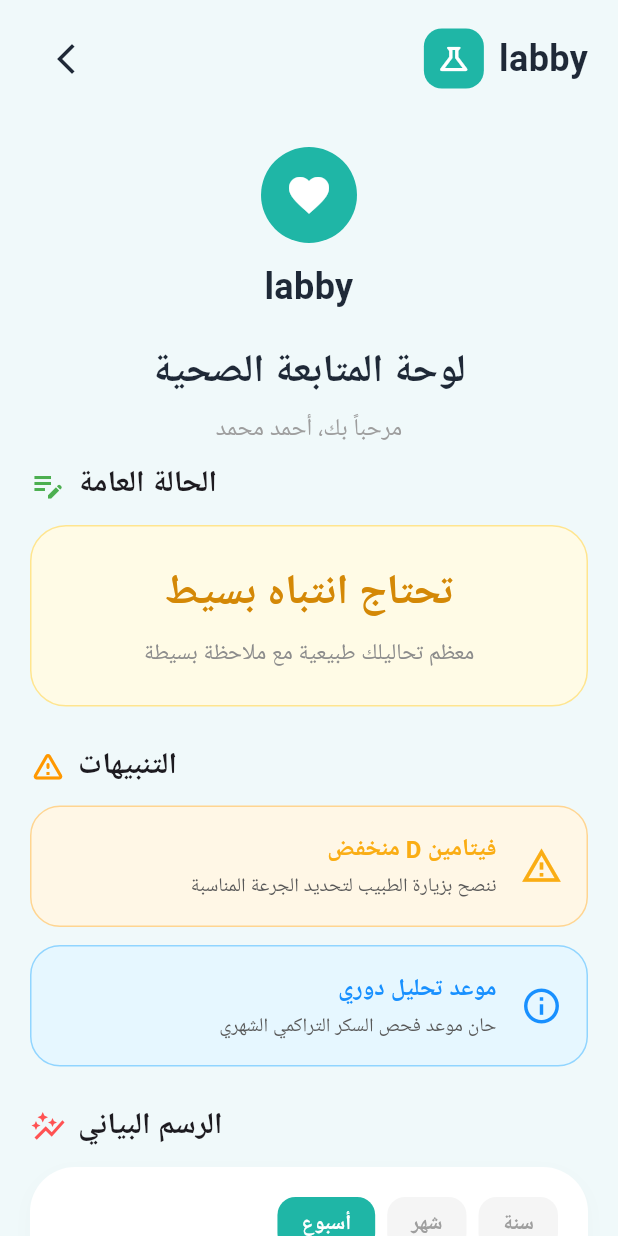
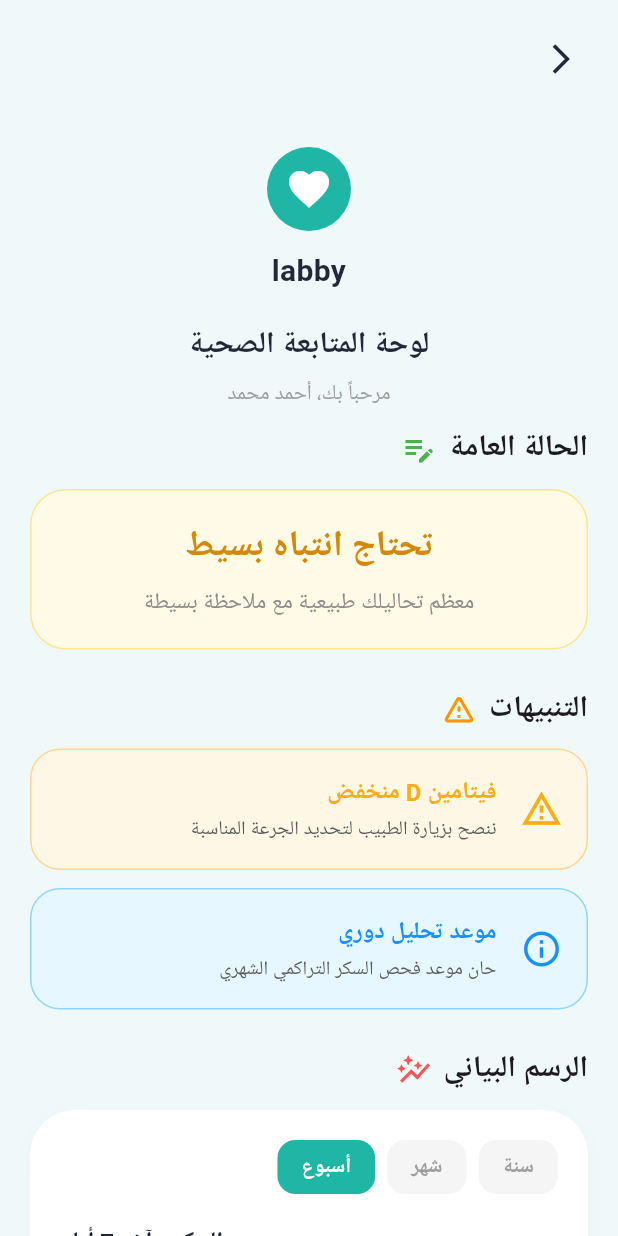
Before and after one commit to enas172-al/ai_medical_app, a Flutter app: the DashboardScreen screen opened directly, on a phone screen of 412 x 824 dp. Run offline on Flutter 3.47's test engine with Material 3 defaults, Android fonts, the phone set to English and light mode, and no system bars; our stand-ins replace easy_localization, file_picker, fl_chart, image_picker; Roboto replaces fonts that are missing (Cairo).

Commit message:
update UI alignment and font size

```diff
--- a/lib/features/home/screens/dashboard_screen.dart
+++ b/lib/features/home/screens/dashboard_screen.dart
@@ -68,29 +68,8 @@
       child: Row(
         mainAxisAlignment: MainAxisAlignment.spaceBetween,
         children: [
-          Row(
-            children: [
-              const Text(
-                "labby",
-                style: TextStyle(
-                  fontSize: 24,
-                  fontWeight: FontWeight.bold,
-                  color: Color(0xFF1F2937),
-                ),
-              ),
-              const SizedBox(width: 10),
-              Container(
-                padding: const EdgeInsets.all(8),
-                decoration: BoxDecoration(
-                  color: const Color(0xFF1FB6A6),
-                  borderRadius: BorderRadius.circular(12),
-                ),
-                child: const Icon(Icons.science_outlined, color: Colors.white, size: 24),
-              ),
-            ],
-          ),
           IconButton(
-            icon: const Icon(Icons.arrow_forward_ios, color: Color(0xFF1F2937), size: 24),
+            icon: const Icon(Icons.arrow_back_ios, color: Color(0xFF1F2937), size: 24),
             onPressed: () {
               if (onBack != null) {
                 onBack!();
@@ -111,7 +90,7 @@
         child: Column(
           children: [
             Container(
-              padding: const EdgeInsets.all(16),
+              padding: const EdgeInsets.all(12),
               decoration: const BoxDecoration(
                 color: Color(0xFF1FB6A6),
                 shape: BoxShape.circle,
@@ -122,7 +101,7 @@
             const Text(
               "labby",
               style: TextStyle(
-                fontSize: 24,
+                fontSize: 20,
                 fontWeight: FontWeight.bold,
                 color: Color(0xFF1F2937),
               ),
@@ -142,7 +121,7 @@
             Text(
               "لوحة المتابعة الصحية",
               style: TextStyle(
-                fontSize: 26,
+                fontSize: 20,
                 fontWeight: FontWeight.bold,
                 color: Color(0xFF1F2937),
               ),
@@ -151,7 +130,7 @@
             Text(
               "مرحباً بك، أحمد محمد",
               style: TextStyle(
-                fontSize: 16,
+                fontSize: 14,
                 color: Colors.grey,
               ),
             ),
@@ -168,7 +147,7 @@
         crossAxisAlignment: CrossAxisAlignment.start,
         children: [
           Row(
-            mainAxisAlignment: MainAxisAlignment.end,
+            mainAxisAlignment: MainAxisAlignment.start,
             children: const [
               Text(
                 "الحالة العامة",
@@ -181,7 +160,7 @@
           const SizedBox(height: 12),
           Container(
             width: double.infinity,
-            padding: const EdgeInsets.symmetric(vertical: 24, horizontal: 20),
+            padding: const EdgeInsets.symmetric(vertical: 20, horizontal: 20),
             decoration: BoxDecoration(
               color: const Color(0xFFFFFBE6),
               borderRadius: BorderRadius.circular(24),
@@ -192,7 +171,7 @@
                 Text(
                   "تحتاج انتباه بسيط",
                   style: TextStyle(
-                    fontSize: 28,
+                    fontSize: 24,
                     fontWeight: FontWeight.bold,
                     color: Color(0xFFD48806),
                   ),
@@ -221,7 +200,7 @@
         crossAxisAlignment: CrossAxisAlignment.start,
         children: [
           Row(
-            mainAxisAlignment: MainAxisAlignment.end,
+            mainAxisAlignment: MainAxisAlignment.start,
             children: const [
               Text(
                 "التنبيهات",
@@ -302,7 +281,7 @@
         crossAxisAlignment: CrossAxisAlignment.start,
         children: [
           Row(
-            mainAxisAlignment: MainAxisAlignment.end,
+            mainAxisAlignment: MainAxisAlignment.start,
             children: const [
               Text(
                 "الرسم البياني",
@@ -511,20 +490,6 @@
           Row(
             mainAxisAlignment: MainAxisAlignment.spaceBetween,
             children: [
-              GestureDetector(
-                onTap: () {},
-                child: Row(
-                  children: const [
-                    Icon(Icons.arrow_back_ios,
-                        color: Color(0xFF1FB6A6), size: 14),
-                    SizedBox(width: 4),
-                    Text("عرض جميع التحاليل",
-                        style: TextStyle(
-                            color: Color(0xFF1FB6A6),
-                            fontWeight: FontWeight.bold)),
-                  ],
-                ),
-              ),
               Row(
                 children: const [
                   Text(
@@ -614,8 +579,34 @@
         ),
         child: Row(
           children: [
-            const Icon(Icons.arrow_back_ios, color: Colors.grey, size: 16),
-            const Spacer(),
+            // الأيقونة (أقصى اليسار)
+            Container(
+              padding: const EdgeInsets.all(8),
+              decoration: BoxDecoration(color: statusBg, shape: BoxShape.circle),
+              child: Icon(icon, color: statusColor, size: 24),
+            ),
+            const SizedBox(width: 15),
+            // الاسم والتاريخ (جهة اليسار)
+            Column(
+              crossAxisAlignment: CrossAxisAlignment.start,
+              children: [
+                Text(title,
+                    style: const TextStyle(
+                        fontWeight: FontWeight.bold, fontSize: 16)),
+                const SizedBox(height: 4),
+                Row(
+                  children: [
+                    const Icon(Icons.calendar_today,
+                        color: Colors.grey, size: 12),
+                    const SizedBox(width: 4),
+                    Text(date,
+                        style: const TextStyle(color: Colors.grey, fontSize: 12)),
+                  ],
+                ),
+              ],
+            ),
+            const Spacer(), // يدفع الحالة والسهم لليمين
+            // الحالة (جهة اليمين)
             Container(
               padding: const EdgeInsets.symmetric(horizontal: 12, vertical: 6),
               decoration: BoxDecoration(
@@ -627,30 +618,8 @@
                       fontSize: 13)),
             ),
             const SizedBox(width: 15),
-            Column(
-              crossAxisAlignment: CrossAxisAlignment.end,
-              children: [
-                Text(title,
-                    style: const TextStyle(
-                        fontWeight: FontWeight.bold, fontSize: 16)),
-                const SizedBox(height: 4),
-                Row(
-                  children: [
-                    Text(date,
-                        style: const TextStyle(color: Colors.grey, fontSize: 12)),
-                    const SizedBox(width: 4),
-                    const Icon(Icons.calendar_today,
-                        color: Colors.grey, size: 12),
-                  ],
-                ),
-              ],
-            ),
-            const SizedBox(width: 15),
-            Container(
-              padding: const EdgeInsets.all(8),
-              decoration: BoxDecoration(color: statusBg, shape: BoxShape.circle),
-              child: Icon(icon, color: statusColor, size: 24),
-            ),
+            // السهم (أقصى اليمين)
+            const Icon(Icons.arrow_forward_ios, color: Colors.grey, size: 16),
           ],
         ),
       ),
@@ -663,7 +632,7 @@
       child: Column(
         children: [
           Row(
-            mainAxisAlignment: MainAxisAlignment.end,
+            mainAxisAlignment: MainAxisAlignment.start,
             children: const [
               Text(
                 "النصيحة",
@@ -686,8 +655,16 @@
               crossAxisAlignment: CrossAxisAlignment.end,
               children: [
                 Row(
-                  mainAxisAlignment: MainAxisAlignment.end,
+                  mainAxisAlignment: MainAxisAlignment.start,
                   children: [
+                    Container(
+                      padding: const EdgeInsets.all(8),
+                      decoration: const BoxDecoration(
+                          color: Color(0xFFD48806), shape: BoxShape.circle),
+                      child:
+                      const Icon(Icons.bolt, color: Colors.white, size: 20),
+                    ),
+                    const SizedBox(width: 10),
                     const Text(
                       "نصيحة اليوم",
                       style: TextStyle(
@@ -695,14 +672,8 @@
                           fontWeight: FontWeight.bold,
                           color: Color(0xFFD48806)),
                     ),
-                    const SizedBox(width: 10),
-                    Container(
-                      padding: const EdgeInsets.all(8),
-                      decoration: const BoxDecoration(
-                          color: Color(0xFFD48806), shape: BoxShape.circle),
-                      child:
-                          const Icon(Icons.bolt, color: Colors.white, size: 20),
-                    ),
+
+
                   ],
                 ),
                 const SizedBox(height: 12),
--- a/lib/features/home/screens/home_detail_screen.dart
+++ b/lib/features/home/screens/home_detail_screen.dart
@@ -1,5 +1,4 @@
 import 'package:flutter/material.dart';
-import '../../../../core/theme/app_colors.dart';
 import '../../results/view/widgets/expandable_result_item.dart';
 
 class HomeDetailScreen extends StatelessWidget {
@@ -23,15 +22,6 @@
                 children: [
                   Row(
                     children: [
-                      const Text(
-                        "labby",
-                        style: TextStyle(
-                          fontWeight: FontWeight.bold,
-                          fontSize: 22,
-                          color: Color(0xFF1F2937),
-                        ),
-                      ),
-                      const SizedBox(width: 8),
                       Container(
                         padding: const EdgeInsets.all(6),
                         decoration: BoxDecoration(
@@ -42,6 +32,15 @@
                           Icons.science,
                           color: Colors.white,
                           size: 20,
+                        ),
+                      ),
+                      const SizedBox(width: 8),
+                      const Text(
+                        "labby",
+                        style: TextStyle(
+                          fontWeight: FontWeight.bold,
+                          fontSize: 22,
+                          color: Color(0xFF1F2937),
                         ),
                       ),
                     ],
--- a/lib/features/home/screens/home_screen.dart
+++ b/lib/features/home/screens/home_screen.dart
@@ -118,7 +118,7 @@
                             ],
                           ),
                         ),
-                        const Icon(Icons.arrow_back_ios, color: Colors.white, size: 18),
+                        const Icon(Icons.arrow_forward_ios, color: Colors.white, size: 18),
                       ],
                     ),
                   ),
--- a/lib/features/home/widgets/home_card.dart
+++ b/lib/features/home/widgets/home_card.dart
@@ -1,6 +1,5 @@
 import 'package:flutter/cupertino.dart';
 import 'package:flutter/material.dart';
-
 import '../../../core/theme/app_colors.dart';
 
 class HomeCard extends StatelessWidget {
--- a/lib/features/medication/medication_screen.dart
+++ b/lib/features/medication/medication_screen.dart
@@ -188,7 +188,6 @@
                     ),
                     child: Row(
                       children: [
-                        /// 🔥 أيقونة (يمين)
                         Container(
                           width: med['image'] != null ? 56 : 48,
                           height: med['image'] != null ? 56 : 48,
@@ -300,7 +299,6 @@
 
                         const SizedBox(width: 8),
 
-                        /// 🔥 حذف (يسار)
                         GestureDetector(
                           onTap: () => _deleteMedication(index),
                           child: Container(
@@ -472,7 +470,7 @@
         child: Padding(
           padding: const EdgeInsets.symmetric(horizontal: 20, vertical: 12),
           child: Row(
-            mainAxisAlignment: MainAxisAlignment.end,
+            mainAxisAlignment: MainAxisAlignment.start,
             children: [
               Text(
                 label,
@@ -523,7 +521,7 @@
           padding: const EdgeInsets.all(24),
           child: Column(
             mainAxisSize: MainAxisSize.min,
-            crossAxisAlignment: CrossAxisAlignment.end,
+            crossAxisAlignment: CrossAxisAlignment.start,
             children: [
               /// Header
               Row(
@@ -570,16 +568,16 @@
                     borderRadius: BorderRadius.circular(12),
                   ),
                   child: Row(
-                    mainAxisAlignment: MainAxisAlignment.end,
+                    mainAxisAlignment: MainAxisAlignment.start,
                     children: [
+                      const Icon(Icons.access_time, color: Color(0xFF9CA3AF), size: 20),
+                      const Spacer(),
                       Text(
                         selectedTime == null
                             ? ""
                             : "${selectedTime!.hour}:${selectedTime!.minute.toString().padLeft(2, '0')}",
                         style: const TextStyle(color: Color(0xFF1F2937), fontSize: 16),
                       ),
-                      const Spacer(),
-                      const Icon(Icons.access_time, color: Color(0xFF9CA3AF), size: 20),
                     ],
                   ),
                 ),
@@ -632,7 +630,7 @@
                     borderRadius: BorderRadius.circular(12),
                   ),
                   child: Row(
-                    mainAxisAlignment: MainAxisAlignment.end,
+                    mainAxisAlignment: MainAxisAlignment.start,
                     children: [
                       Text(
                         "${_entryDateTime.year}/${_entryDateTime.month.toString().padLeft(2, '0')}/${_entryDateTime.day.toString().padLeft(2, '0')} , ${_entryDateTime.hour > 12 ? _entryDateTime.hour - 12 : _entryDateTime.hour}:${_entryDateTime.minute.toString().padLeft(2, '0')} ${_entryDateTime.hour >= 12 ? 'م' : 'ص'}",
```
Also changed, not shown: pubspec.lock.
